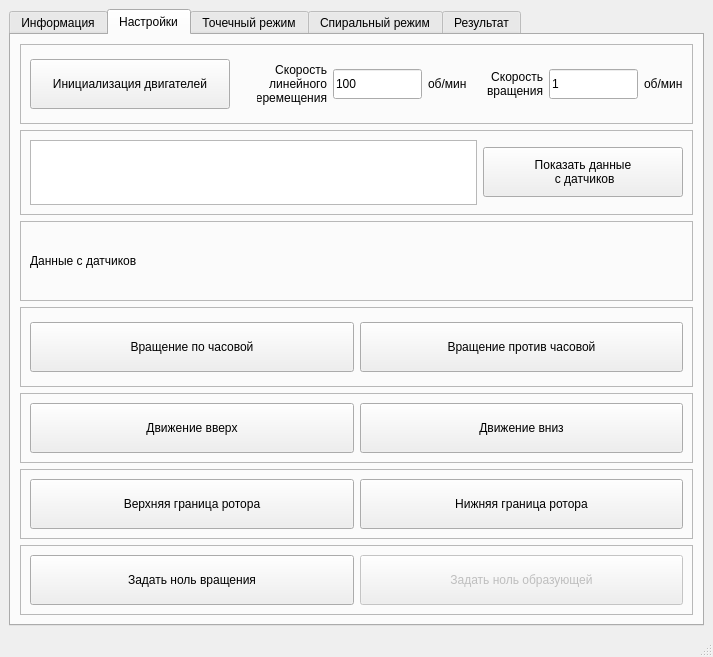
Above: rotor_ui_v2.1.ui from BuslaySt/Rotor before the change. Below: the same form after it.
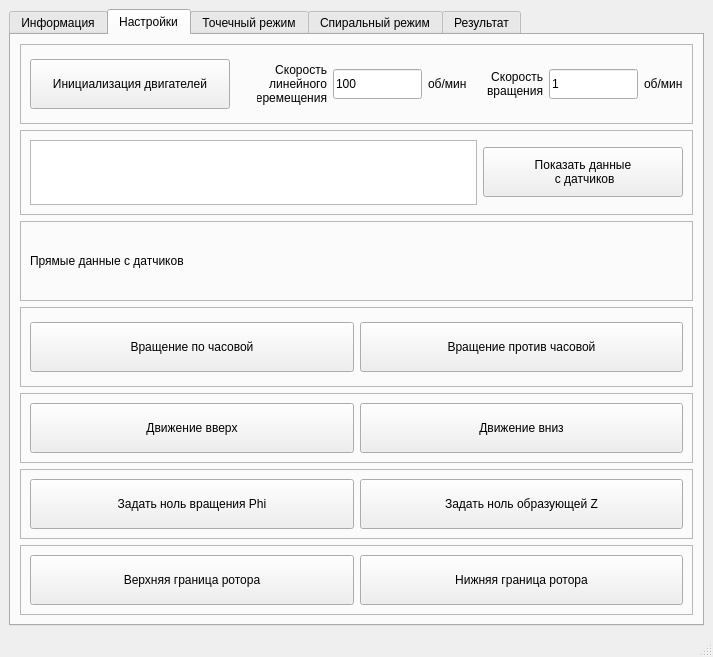
That is the form after the change. The open tabs and pages were chosen to show the change. Icons and pictures are not drawn.

Diff of the .ui file:
```diff
--- a/rotor_ui_v2.1.ui
+++ b/rotor_ui_v2.1.ui
@@ -468,7 +468,7 @@
            <item>
             <widget class="QLabel" name="lbl_Data">
              <property name="text">
-              <string>Данные с датчиков</string>
+              <string>Прямые данные с датчиков</string>
              </property>
             </widget>
            </item>
@@ -580,7 +580,60 @@
          </widget>
         </item>
         <item>
-         <widget class="QFrame" name="tab2_frame6_Limits">
+         <widget class="QFrame" name="tab2_frame6_Zero">
+          <property name="minimumSize">
+           <size>
+            <width>0</width>
+            <height>70</height>
+           </size>
+          </property>
+          <property name="maximumSize">
+           <size>
+            <width>16777215</width>
+            <height>70</height>
+           </size>
+          </property>
+          <property name="frameShape">
+           <enum>QFrame::StyledPanel</enum>
+          </property>
+          <property name="frameShadow">
+           <enum>QFrame::Raised</enum>
+          </property>
+          <layout class="QHBoxLayout" name="horizontalLayout_14">
+           <item>
+            <widget class="QPushButton" name="pBtn_ZeroPhi">
+             <property name="minimumSize">
+              <size>
+               <width>300</width>
+               <height>50</height>
+              </size>
+             </property>
+             <property name="text">
+              <string>Задать ноль вращения Phi</string>
+             </property>
+            </widget>
+           </item>
+           <item>
+            <widget class="QPushButton" name="pBtn_ZeroZ">
+             <property name="enabled">
+              <bool>true</bool>
+             </property>
+             <property name="minimumSize">
+              <size>
+               <width>300</width>
+               <height>50</height>
+              </size>
+             </property>
+             <property name="text">
+              <string>Задать ноль образующей Z</string>
+             </property>
+            </widget>
+           </item>
+          </layout>
+         </widget>
+        </item>
+        <item>
+         <widget class="QFrame" name="tab2_frame7_Limits">
           <property name="minimumSize">
            <size>
             <width>0</width>
@@ -629,59 +682,6 @@
           </layout>
          </widget>
         </item>
-        <item>
-         <widget class="QFrame" name="tab2_frame7_center">
-          <property name="minimumSize">
-           <size>
-            <width>0</width>
-            <height>70</height>
-           </size>
-          </property>
-          <property name="maximumSize">
-           <size>
-            <width>16777215</width>
-            <height>70</height>
-           </size>
-          </property>
-          <property name="frameShape">
-           <enum>QFrame::StyledPanel</enum>
-          </property>
-          <property name="frameShadow">
-           <enum>QFrame::Raised</enum>
-          </property>
-          <layout class="QHBoxLayout" name="horizontalLayout_14">
-           <item>
-            <widget class="QPushButton" name="pBtn_Center">
-             <property name="minimumSize">
-              <size>
-               <width>300</width>
-               <height>50</height>
-              </size>
-             </property>
-             <property name="text">
-              <string>Задать ноль вращения</string>
-             </property>
-            </widget>
-           </item>
-           <item>
-            <widget class="QPushButton" name="pBtn_Center_2">
-             <property name="enabled">
-              <bool>false</bool>
-             </property>
-             <property name="minimumSize">
-              <size>
-               <width>300</width>
-               <height>50</height>
-              </size>
-             </property>
-             <property name="text">
-              <string>Задать ноль образующей</string>
-             </property>
-            </widget>
-           </item>
-          </layout>
-         </widget>
-        </item>
        </layout>
       </widget>
       <widget class="QWidget" name="tab3_precise">
```
Left out of the diff: 79 changed lines with no effect on the pictures.
